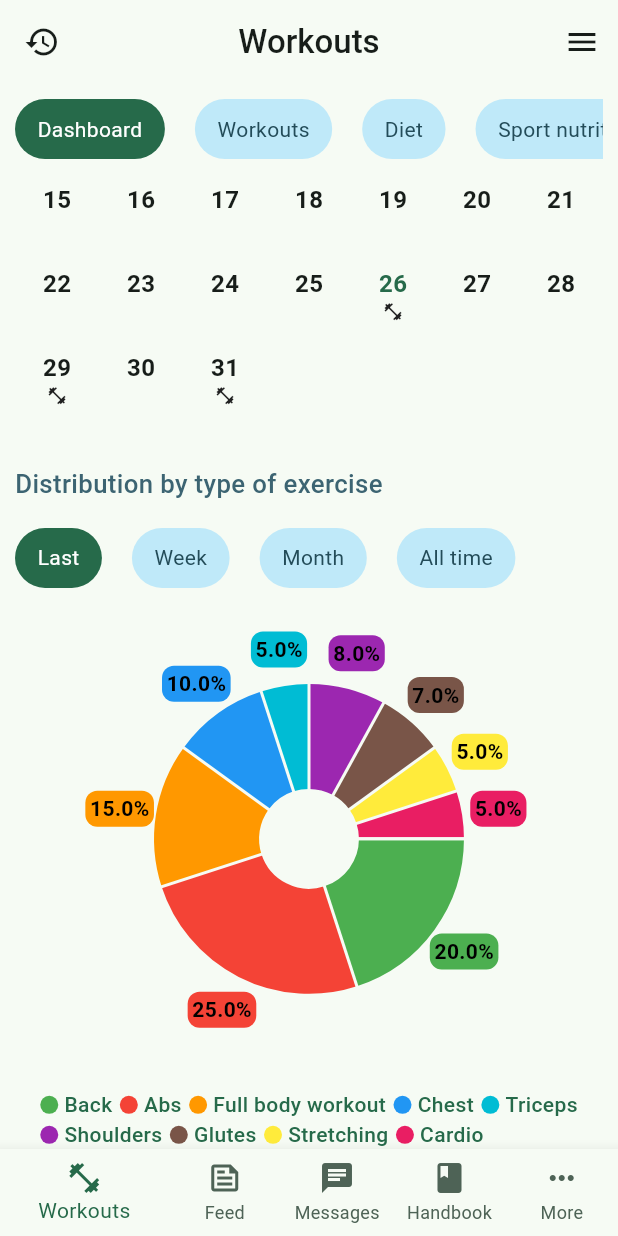
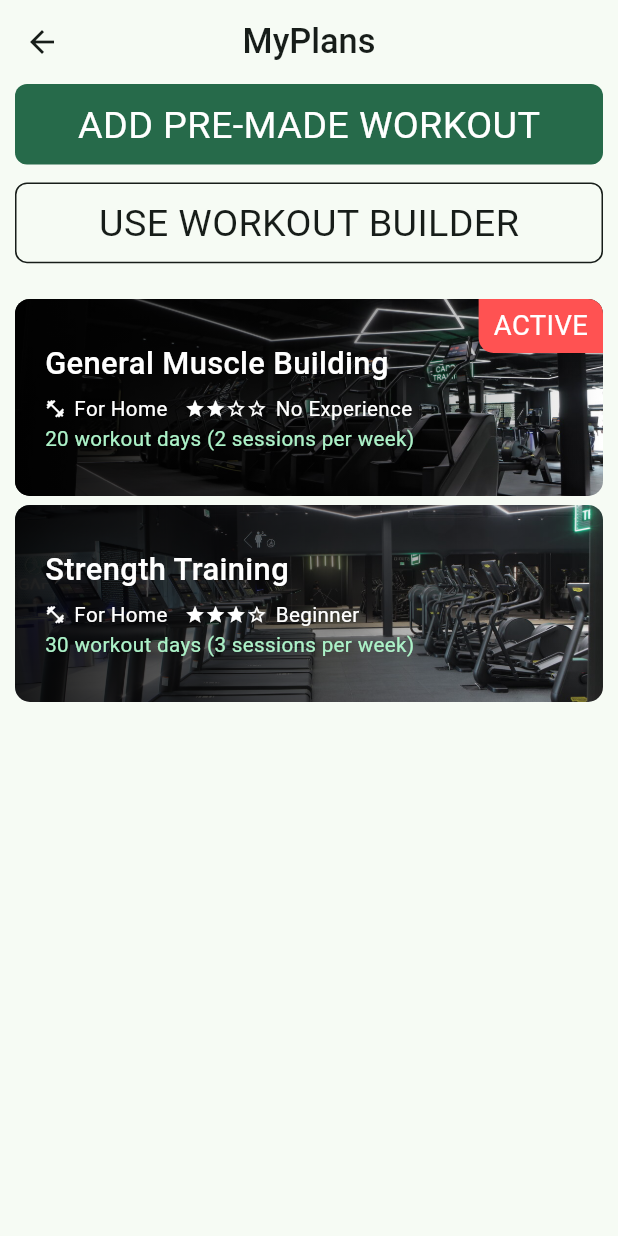
Before and after one commit to zaihcodes/fitness_app_ui, a Flutter app: the screen it shows after launch, scrolled down 808 dp, after a tap on the "menu" icon, on a phone screen of 412 x 824 dp. Run offline on Flutter 3.47's test engine with Material 3 defaults, Android fonts, the light colour scheme and no system bars; drawn by our look-alikes of fl_chart; our stand-ins replace flutter_screenutil.

Commit message:
Add MyPlans initial Screen ui

```diff
--- a/lib/core/utils/widgets/difficulty_card_one.dart
+++ b/lib/core/utils/widgets/difficulty_card_one.dart
@@ -5,10 +5,12 @@ import 'package:flutter_screenutil/flutter_screenutil.dart';
 import '../../enums/custom_enums.dart';
 
 class DifficultyCardOne extends StatelessWidget {
-  const DifficultyCardOne({required this.level, this.onTap, super.key});
+  const DifficultyCardOne(
+      {required this.level, this.onTap, this.isActive = false, super.key});
 
   final DifficultyLevelModel level;
   final Function()? onTap;
+  final bool isActive;
   @override
   Widget build(BuildContext context) {
     final size = MediaQuery.sizeOf(context);
@@ -113,6 +115,25 @@ class DifficultyCardOne extends StatelessWidget {
               ],
             ),
           ),
+          Positioned(
+            top: 0,
+            right: 0,
+            child: isActive
+                ? Container(
+                    padding: EdgeInsets.symmetric(horizontal: 10, vertical: 5),
+                    decoration: BoxDecoration(
+                        color: Colors.redAccent,
+                        borderRadius: BorderRadius.only(
+                          topRight: Radius.circular(10),
+                          bottomLeft: Radius.circular(10),
+                        )),
+                    child: Text(
+                      'ACTIVE',
+                      style: TextStyle(color: Colors.white, fontSize: 16.sp),
+                    ),
+                  )
+                : SizedBox(),
+          )
         ],
       ),
     );
--- /dev/null
+++ b/lib/features/plan/my_plans_screen.dart
@@ -0,0 +1,64 @@
+import 'package:fitnees_app_ui/core/utils/widgets/custom_button.dart';
+import 'package:fitnees_app_ui/core/utils/widgets/difficulty_card_one.dart';
+import 'package:flutter/material.dart';
+import 'package:flutter_screenutil/flutter_screenutil.dart';
+
+import '../../core/data/difficulty_level_data.dart';
+import '../../core/utils/widgets/custom_app_bar.dart';
+import 'level_info_screen.dart';
+
+class MyPlansScreen extends StatelessWidget {
+  const MyPlansScreen({super.key});
+
+  @override
+  Widget build(BuildContext context) {
+    final theme = Theme.of(context);
+    return Scaffold(
+      appBar: CustomAppBar(title: 'MyPlans', theme: theme),
+      body: Padding(
+        padding: const EdgeInsets.only(left: 10, right: 10),
+        child: Column(
+          children: [
+            CustomButton(
+                text: 'ADD PRE-MADE WORKOUT',
+                bgColor: theme.colorScheme.primary,
+                textColor: theme.colorScheme.onPrimary,
+                func: () {}),
+            SizedBox(height: 10.h),
+            CustomButton(
+              text: 'USE WORKOUT BUILDER',
+              hasBorder: true,
+              textColor: theme.colorScheme.onSurface,
+              borderColor: theme.colorScheme.onSurface,
+              func: () {},
+            ),
+            SizedBox(height: 20.h),
+            Expanded(
+              child: ListView.separated(
+                itemCount: 2,
+                itemBuilder: (context, index) {
+                  final level = DifficultyLevelData.data[index];
+                  return DifficultyCardOne(
+                    isActive: index == 0,
+                    level: level,
+                    onTap: () {
+                      Navigator.push(
+                          context,
+                          MaterialPageRoute(
+                              builder: (context) => LevelInfoScreen(
+                                    level: level,
+                                  )));
+                    },
+                  );
+                },
+                separatorBuilder: (context, index) => SizedBox(
+                  height: 5.h,
+                ),
+              ),
+            )
+          ],
+        ),
+      ),
+    );
+  }
+}
--- a/lib/features/workout/widgets/w_custom_appbar.dart
+++ b/lib/features/workout/widgets/w_custom_appbar.dart
@@ -1,6 +1,8 @@
+import 'package:fitnees_app_ui/features/plan/my_plans_screen.dart';
 import 'package:flutter/material.dart';
 
-AppBar WCustomAppbar({required ThemeData theme}) {
+AppBar WCustomAppbar(
+    {required ThemeData theme, required BuildContext context}) {
   return AppBar(
     elevation: 0,
     leading: IconButton(
@@ -19,7 +21,12 @@ AppBar WCustomAppbar({required ThemeData theme}) {
     ),
     actions: [
       IconButton(
-        onPressed: () {},
+        onPressed: () {
+          Navigator.push(
+            context,
+            MaterialPageRoute(builder: (context) => MyPlansScreen()),
+          );
+        },
         icon: Icon(
           Icons.menu,
           color: theme.colorScheme.onSurface,
--- a/lib/features/workout/workout_screen.dart
+++ b/lib/features/workout/workout_screen.dart
@@ -45,7 +45,7 @@ class _WorkoutScreenState extends State<WorkoutScreen> {
     final theme = Theme.of(context);
     return Scaffold(
       backgroundColor: theme.colorScheme.surface,
-      appBar: WCustomAppbar(theme: theme),
+      appBar: WCustomAppbar(context: context, theme: theme),
       body: Column(
         crossAxisAlignment: CrossAxisAlignment.start,
         children: [
```
